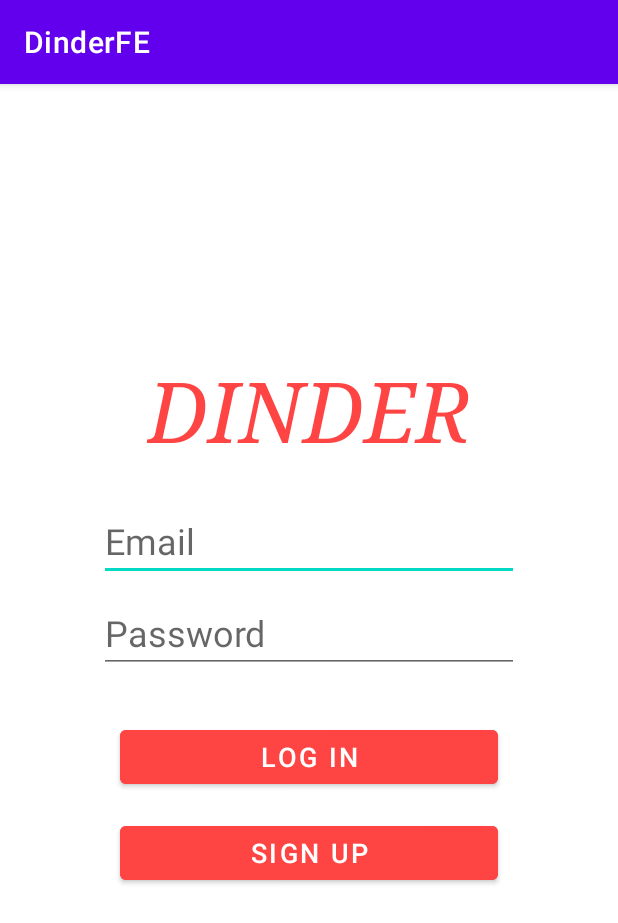
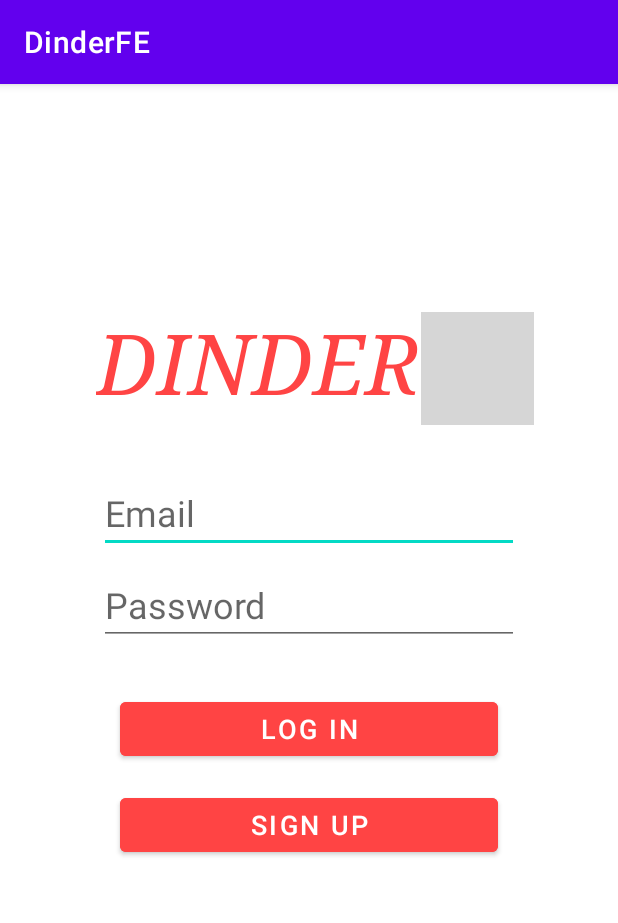
Before and after one commit to mherna31/DinderFE, an Android app: the screen it shows after launch (LogInActivity), on a phone screen of 412 x 824 dp. Shown: the top 923 px of the screen. Run offline under Robolectric (Android 15) with nearby library versions, the phone set to English and light mode, and no system bars; grey boxes are pictures that could not be loaded.

Commit message:
-Added dinder logo

```diff
--- a/app/src/main/res/layout/activity_log_in.xml
+++ b/app/src/main/res/layout/activity_log_in.xml
@@ -11,7 +11,7 @@
         android:layout_width="wrap_content"
         android:layout_height="wrap_content"
         android:layout_marginStart="8dp"
-        android:layout_marginTop="24dp"
+        android:layout_marginTop="32dp"
         android:layout_marginEnd="8dp"
         android:autofillHints=""
         android:ems="10"
@@ -20,7 +20,7 @@
         android:textSize="24sp"
         app:layout_constraintEnd_toEndOf="parent"
         app:layout_constraintStart_toStartOf="parent"
-        app:layout_constraintTop_toBottomOf="@+id/textView6" />
+        app:layout_constraintTop_toBottomOf="@+id/view9" />
 
     <EditText
         android:id="@+id/inPassword"
@@ -29,29 +29,27 @@
         android:layout_marginStart="8dp"
         android:layout_marginTop="8dp"
         android:layout_marginEnd="8dp"
+        android:autofillHints=""
         android:ems="10"
         android:hint="@string/textPassword"
         android:inputType="textPassword"
         android:textSize="24sp"
         app:layout_constraintEnd_toEndOf="parent"
         app:layout_constraintStart_toStartOf="parent"
-        app:layout_constraintTop_toBottomOf="@+id/inEmail"
-        android:autofillHints="" />
+        app:layout_constraintTop_toBottomOf="@+id/inEmail" />
 
     <TextView
         android:id="@+id/textView6"
-        android:layout_width="wrap_content"
+        android:layout_width="0dp"
         android:layout_height="wrap_content"
-        android:layout_marginStart="8dp"
-        android:layout_marginTop="180dp"
-        android:layout_marginEnd="8dp"
+        android:layout_marginStart="64dp"
+        android:layout_marginTop="148dp"
         android:text="@string/textDinder"
         android:textAllCaps="true"
         android:textColor="@color/red_theme"
         android:textSize="56sp"
         android:textStyle="italic"
         android:typeface="serif"
-        app:layout_constraintEnd_toEndOf="parent"
         app:layout_constraintStart_toStartOf="parent"
         app:layout_constraintTop_toTopOf="parent" />
 
@@ -82,4 +80,13 @@
         app:layout_constraintEnd_toEndOf="parent"
         app:layout_constraintStart_toStartOf="parent"
         app:layout_constraintTop_toBottomOf="@+id/buttonLogin" />
+
+    <View
+        android:id="@+id/view9"
+        android:layout_width="75dp"
+        android:layout_height="75dp"
+        android:layout_marginTop="4dp"
+        android:background="@drawable/dinderlogo"
+        app:layout_constraintStart_toEndOf="@+id/textView6"
+        app:layout_constraintTop_toTopOf="@+id/textView6" />
 </androidx.constraintlayout.widget.ConstraintLayout>
```
Also changed, not shown: app/src/main/res/drawable/dinderLogo.png (added).
